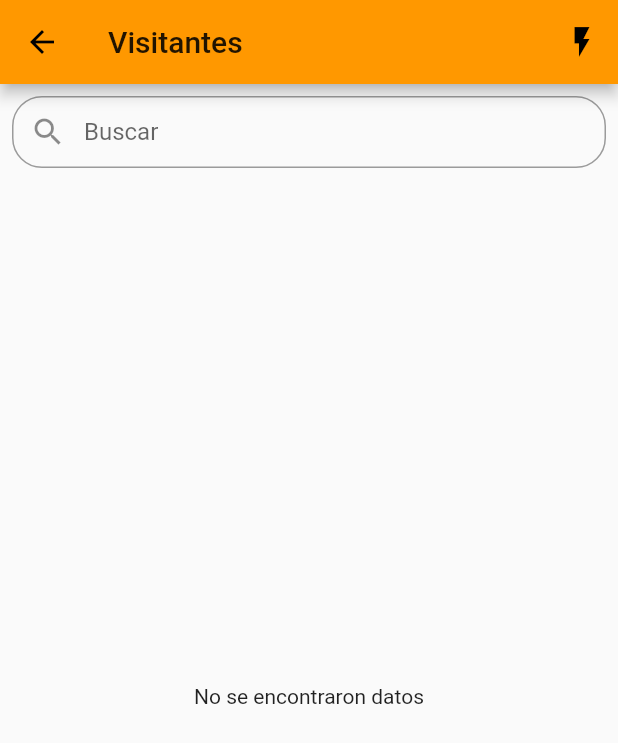
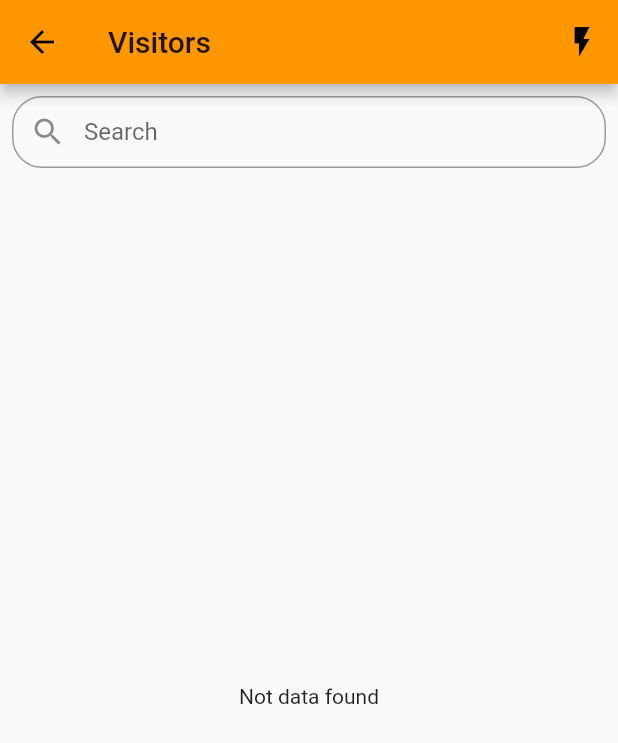
Before and after one commit to jahodogit/residencial, a Flutter app: the screen it shows after launch, after a tap on the "person" icon, on a phone screen of 412 x 824 dp. Shown: the top 743 px of the screen. Run offline on Flutter 3.47's test engine with Material 2 defaults, Android fonts, the phone set to English and light mode, and no system bars; our stand-ins replace animate_do, date_format, firebase_core, hive, image_picker; missing offline and left inert: firebase_ml_vision; accounts and stored records are empty; generated files the repository leaves out were written again; network calls fail.

Commit message:
Some english

```diff
--- a/lib/presentation/home/home.dart
+++ b/lib/presentation/home/home.dart
@@ -14,7 +14,7 @@ class HomePage extends StatelessWidget {
     ParkingProvider parkingProvider = Provider.of<ParkingProvider>(context);
     return Scaffold(
       appBar: AppBar(
-        title: Text("Parqueaderos"),
+        title: Text("Parking lots"),
         actions: [
           IconButton(
               icon: Icon(Icons.refresh_rounded),
--- a/lib/presentation/visitor/lista_visitas.dart
+++ b/lib/presentation/visitor/lista_visitas.dart
@@ -11,7 +11,7 @@ class ListaVisitasPage extends StatelessWidget {
     ParkingProvider parkingProvider = Provider.of<ParkingProvider>(context);
     return Scaffold(
       appBar: AppBar(
-        title: Text("Visitantes"),
+        title: Text("Visitors"),
         actions: [
           IconButton(
               icon: Icon(Icons.flash_on),
@@ -99,7 +99,7 @@ class ListaVisitasPage extends StatelessWidget {
                         );
                       })
                   : Center(
-                      child: Text("No se encontraron datos"),
+                      child: Text("Not data found"),
                     ),
             ),
           ],
--- a/lib/styles.dart
+++ b/lib/styles.dart
@@ -2,8 +2,8 @@ import 'package:flutter/material.dart';
 
 var kInputDecoration = InputDecoration(
     contentPadding: EdgeInsets.all(10.0),
-    labelText: 'Buscar',
-    hintText: 'Buscar',
+    labelText: 'Search',
+    hintText: 'Search',
     prefixIcon: Icon(Icons.search),
     border: OutlineInputBorder(
       borderRadius: BorderRadius.circular(20.0),
```
